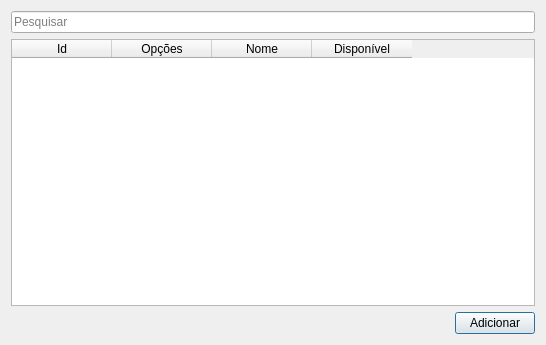
This is uis/mInputGroup.ui in dsgoficial/SAP_Gerente as Qt 5 draws it before an edit. The edited form follows.
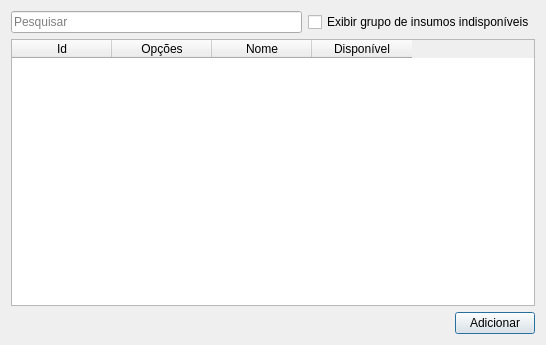
This is the edited form.

Commit message: filtra projetos, lotes, blocos, grupos de insumos e dados de produção pelo status

Patch:
```diff
--- a/uis/mInputGroup.ui
+++ b/uis/mInputGroup.ui
@@ -15,11 +15,22 @@
   </property>
   <layout class="QGridLayout" name="gridLayout">
    <item row="0" column="0">
+    <layout class="QHBoxLayout" name="horizontalLayout_2">
+     <item>
     <widget class="QLineEdit" name="searchLe">
      <property name="placeholderText">
       <string>Pesquisar</string>
      </property>
     </widget>
+     </item>
+     <item>
+      <widget class="QCheckBox" name="showUnavailableCheckBox">
+       <property name="text">
+        <string>Exibir grupo de insumos indisponíveis</string>
+       </property>
+      </widget>
+     </item>
+    </layout>
    </item>
    <item row="1" column="0">
     <widget class="QTableWidget" name="tableWidget">
```
Lines whose indentation alone changed are shown as unchanged. The commit also changes 9 other files.
